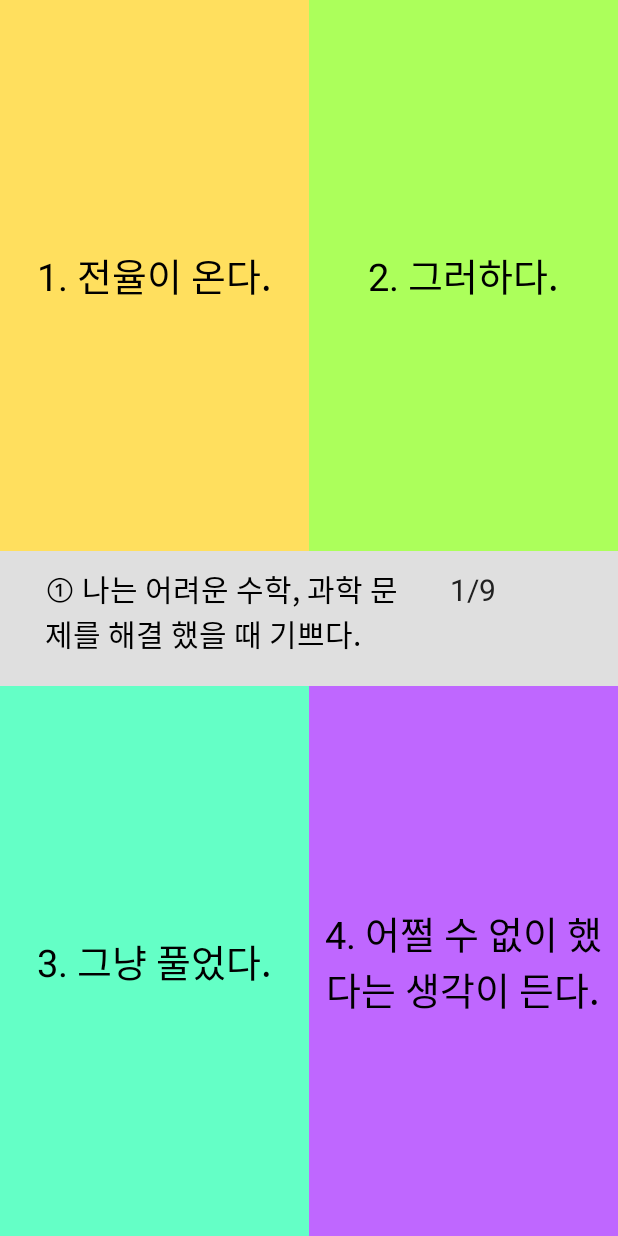
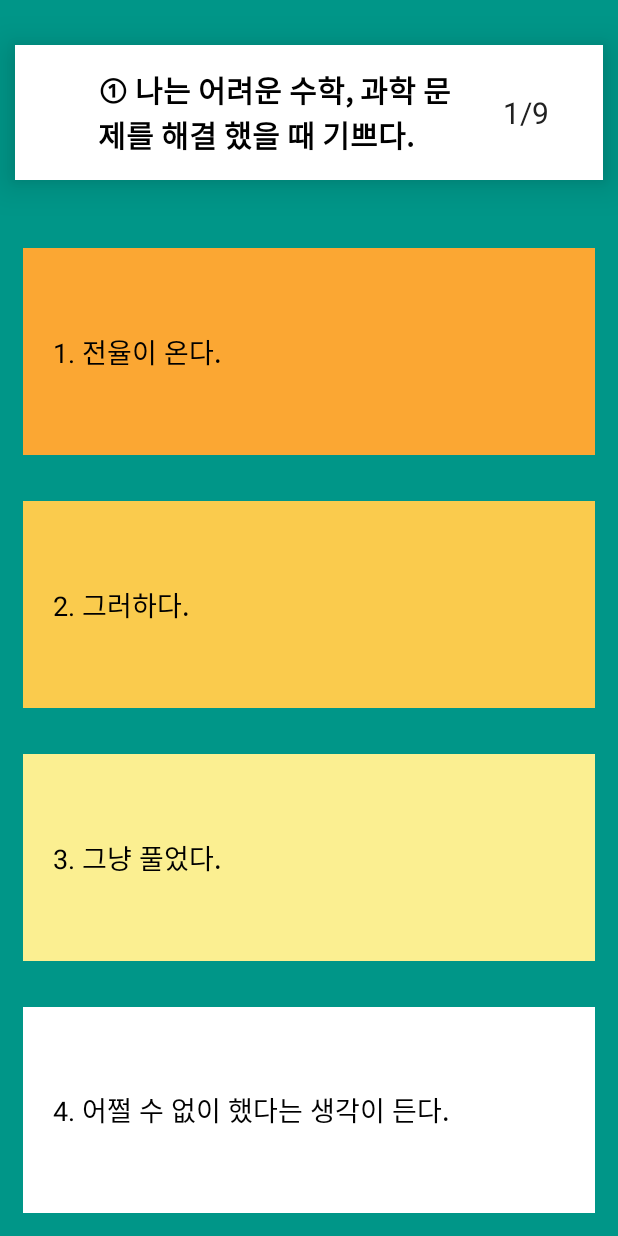
Before and after one commit to CheongWoonHyoung/UNIST_INFO, an Android app: the Multiple_choice screen opened directly, with no data from a screen before it, on a phone screen of 412 x 824 dp. Run offline under Robolectric (Android 15) with nearby library versions, the phone set to English and light mode, and no system bars; Roboto replaces fonts that are not available here.

Commit message:
design minor touch

```diff
--- a/MyUNIST_info/app/src/main/res/layout/multiple.xml
+++ b/MyUNIST_info/app/src/main/res/layout/multiple.xml
@@ -5,50 +5,34 @@
         android:layout_width="match_parent"
         android:layout_height="match_parent"
         android:orientation="vertical"
-        android:background="#ff000000">
+        android:background="#009688">
+
         <LinearLayout
-            android:layout_weight="1"
-            android:layout_width="match_parent"
-            android:layout_height="match_parent"
-            android:orientation="horizontal">
-            <Button
-                android:text="1번 선택지"
-                android:id="@+id/btn_selector1"
-                android:layout_weight="1"
-                android:layout_width="match_parent"
-                android:layout_height="match_parent"
-                android:background="#ffdf5e"
-                android:textSize="25dp"/>
-            <Button
-                android:text="2번 선택지"
-                android:id="@+id/btn_selector2"
-                android:layout_weight="1"
-                android:layout_width="match_parent"
-                android:layout_height="match_parent"
-                android:background="#acff5b"
-                android:textSize="25dp"/>
-
-        </LinearLayout>
-        <LinearLayout
-            android:background="#dfdfdf"
+            android:background="#FFFFFF"
             android:layout_width="match_parent"
             android:layout_height="90dp"
-            android:orientation="horizontal">
+            android:orientation="horizontal"
+            android:layout_gravity="center"
+            android:gravity="center"
+            android:elevation="15dp"
+            android:layout_marginTop="30dp"
+            android:layout_marginLeft="10dp"
+            android:layout_marginRight="10dp"
+            android:layout_marginBottom="30dp">
 
             <TextView
                 android:id="@+id/tv_question"
-                android:layout_marginTop="10dp"
                 android:layout_marginLeft="30dp"
                 android:layout_width="250dp"
                 android:layout_height="wrap_content"
                 android:text="질문 준비 중 입니다."
                 android:textSize="20dp"
-                android:textColor="#ff000000"/>
+                android:textColor="#ff000000"
+                android:textStyle="bold" />
             <TextView
                 android:id="@+id/tv_q_number"
                 android:layout_marginRight="10dp"
                 android:layout_marginLeft="20dp"
-                android:layout_marginTop="10dp"
                 android:layout_width="wrap_content"
                 android:layout_height="wrap_content"
                 android:text="1/20"
@@ -58,27 +42,65 @@
 
 
         </LinearLayout>
+
         <LinearLayout
             android:layout_weight="1"
             android:layout_width="match_parent"
             android:layout_height="match_parent"
-            android:orientation="horizontal">
+            android:orientation="vertical">
+            <Button
+                android:text="1번 선택지"
+                android:id="@+id/btn_selector1"
+                android:layout_weight="1"
+                android:layout_width="match_parent"
+                android:layout_height="match_parent"
+                android:background="#fba733"
+                android:textSize="18dp"
+                android:layout_margin="15dp"
+                android:gravity="left|center_vertical"
+                android:paddingLeft="20dp" />
+            <Button
+                android:text="2번 선택지"
+                android:id="@+id/btn_selector2"
+                android:layout_weight="1"
+                android:layout_width="match_parent"
+                android:layout_height="match_parent"
+                android:background="#fffacb4d"
+                android:textSize="18dp"
+                android:layout_margin="15dp"
+                android:paddingLeft="20dp"
+                android:gravity="left|center_vertical" />
+
+        </LinearLayout>
+
+        <LinearLayout
+            android:layout_weight="1"
+            android:layout_width="match_parent"
+            android:layout_height="match_parent"
+            android:orientation="vertical">
             <Button
                 android:text="3번 선택지"
                 android:id="@+id/btn_selector3"
                 android:layout_weight="1"
                 android:layout_width="match_parent"
                 android:layout_height="match_parent"
-                android:background="#64ffc6"
-                android:textSize="25dp"/>
+                android:background="#fffbef91"
+                android:textSize="18dp"
+                android:layout_margin="15dp"
+                android:paddingLeft="20dp"
+                android:gravity="left|center_vertical" />
             <Button
                 android:text="4번 선택지"
                 android:id="@+id/btn_selector4"
                 android:layout_weight="1"
                 android:layout_width="match_parent"
                 android:layout_height="match_parent"
-                android:background="#bf67ff"
-                android:textSize="25dp"/>
+                android:background="#FFFFFF"
+                android:textSize="18dp"
+                android:layout_margin="15dp"
+                android:fontFamily="\@assets/dohyun"
+                android:paddingLeft="20dp"
+                android:gravity="left|center_vertical" />
 
         </LinearLayout>
     </LinearLayout>
```
Also changed, not shown: MyUNIST_info/app/src/main/res/layout/multiple_intro.xml (+16 -26 lines), MyUNIST_info/app/src/main/res/layout/step1status.xml (+4 -3 lines), MyUNIST_info/app/src/main/res/layout/unicorn_vs.xml (+27 -15 lines), MyUNIST_info/app/src/main/res/drawable/circle.png (added), MyUNIST_info/app/src/main/res/drawable/multiple_start.jpeg (added), 3 other files.
